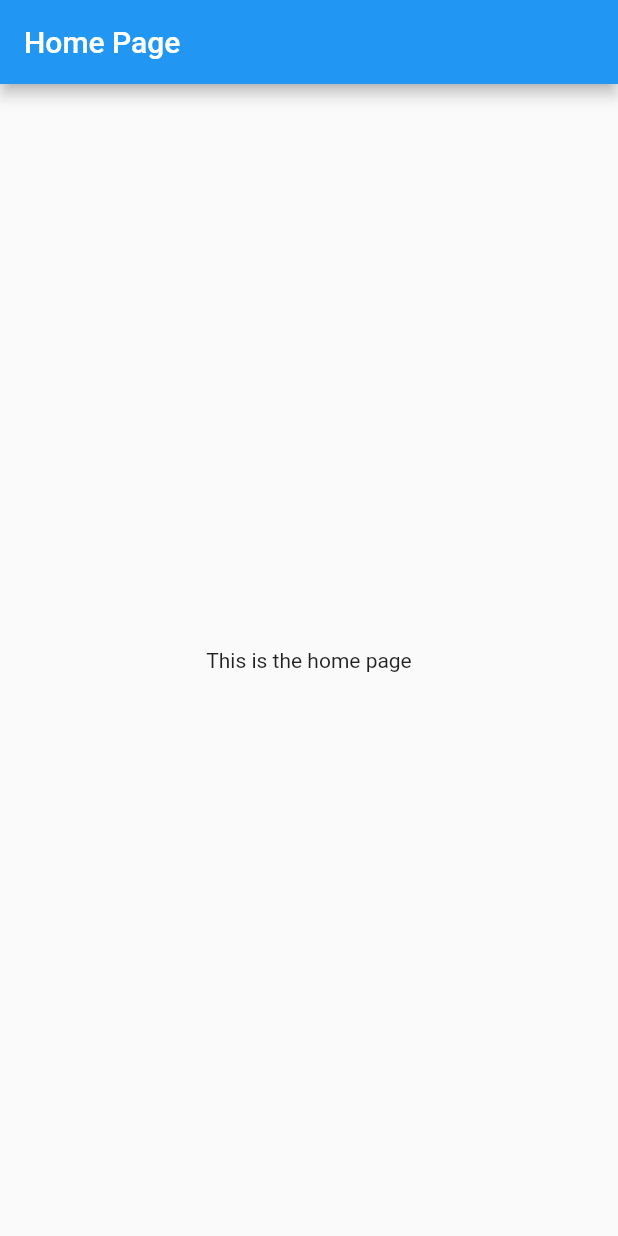
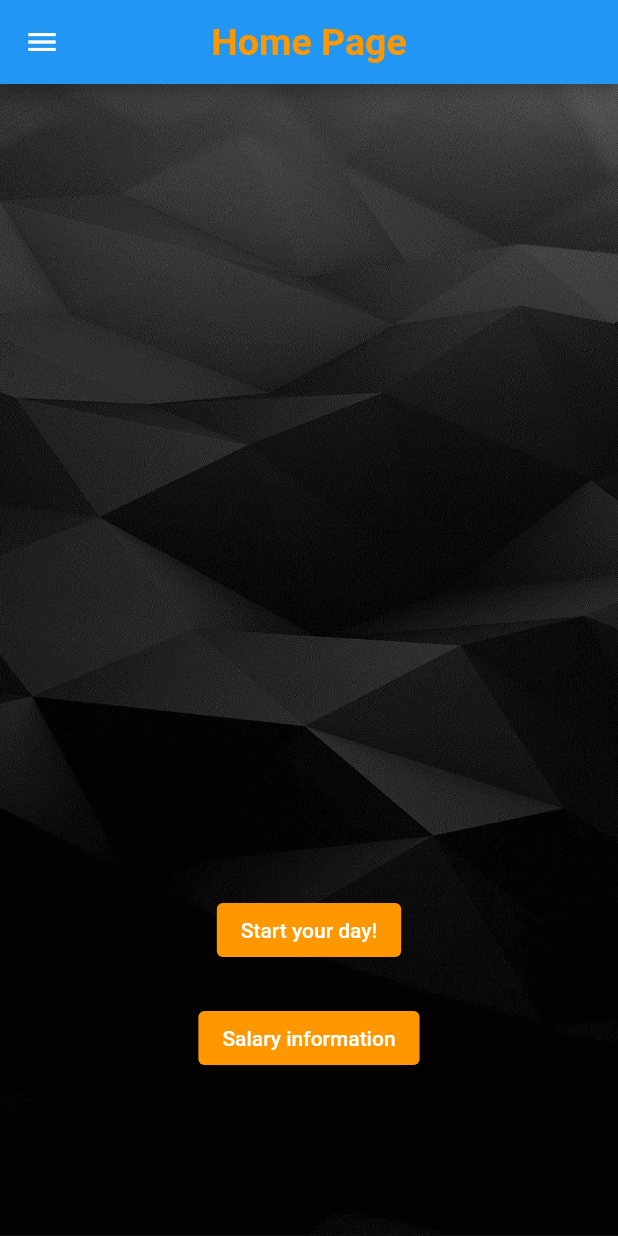
Before and after one commit to TVT21SPOMobiiliProjekti/MobiiliProjekti, a Flutter app: the screen it shows after launch, on a phone screen of 412 x 824 dp. Run offline on Flutter 3.47's test engine with Material 2 defaults, Android fonts, the phone set to English and light mode, and no system bars.

Commit message:
Homepage pohja

```diff
--- a/lib/pages/homepage.dart
+++ b/lib/pages/homepage.dart
@@ -1,4 +1,5 @@
 import 'package:flutter/material.dart';
+import '../utility/router.dart' as route;
 
 class HomePage extends StatelessWidget {
   const HomePage({Key? key}) : super(key: key);
@@ -8,14 +9,91 @@ class HomePage extends StatelessWidget {
     return Scaffold(
       appBar: AppBar(
         title: const Text('Home Page'),
+        centerTitle: true,
+        titleTextStyle: const TextStyle(
+          color: Colors.orange,
+          fontSize: 25,
+          fontWeight: FontWeight.bold,
+        ),
       ),
-      body: Center(
-        child: Column(
-          mainAxisAlignment: MainAxisAlignment.center,
-          children: const <Widget>[
-            Text('This is the home page'),
+      drawer: Drawer(
+        child: ListView(
+          padding: EdgeInsets.zero,
+          children: <Widget>[
+              DrawerHeader(
+              decoration: BoxDecoration(color: Colors.grey.shade700),
+              child: CircleAvatar(
+                radius: 50,
+                backgroundColor: Colors.grey.shade700,
+                backgroundImage: const AssetImage('assets/pfp_placeholder.jpg'),
+              ),
+              ),
+              ListTile(
+                leading: const Icon(Icons.home_rounded),
+                title: const Text('Home'),
+                onTap: () => Navigator.pushNamed(context, route.homePage),
+              ),
+              ListTile(
+                leading: const Icon(Icons.calendar_month_rounded),
+                title: const Text('Calendar'),
+                onTap: () => null//Navigator.pushNamed(context, route.calendarPage),
+              ),
+              ListTile(
+                leading: const Icon(Icons.message_rounded),
+                title: const Text('Messages'),
+                onTap: () => null//Navigator.pushNamed(context, route.messagePage),
+              ),
+              ListTile(
+                leading: const Icon(Icons.payment_rounded),
+                title: const Text('Salary information'),
+                onTap: () => null//Navigator.pushNamed(context, route.financePage),
+              ),
+              ListTile(
+                leading: const Icon(Icons.person_rounded),
+                title: const Text('Profile'),
+                onTap: () => null//Navigator.pushNamed(context, route.profilePage),
+              ),
+              ListTile(
+                leading: const Icon(Icons.settings_rounded),
+                title: const Text('Settings'),
+                onTap: () => null//Navigator.pushNamed(context, route.settingsPage),
+              ),
           ],
-        ),
+      ),
+      ),
+      body: Stack(
+        children: <Widget>[
+           Container(
+            width: MediaQuery.of(context).size.width,
+            height: MediaQuery.of(context).size.height,
+            decoration: const BoxDecoration(
+              image: DecorationImage(
+                image: AssetImage('assets/homepage_background.jpg'),
+                fit: BoxFit.cover,
+              ),
+            ),
+          ),
+          Align(
+            alignment: const Alignment(0, 0.5),
+            child:ElevatedButton(
+              style: ButtonStyle(
+                backgroundColor: MaterialStateProperty.all<Color>(Colors.orange),
+              ),
+              onPressed: () => null, //Navigator.pushNamed(context, route.calendarPage),
+              child: const Text('Start your day!'),
+            ),
+          ),
+           Align(
+              alignment: const Alignment(0, 0.7),
+              child: ElevatedButton(
+                style: ButtonStyle(
+                  backgroundColor: MaterialStateProperty.all<Color>(Colors.orange),
+                ),
+              onPressed: () => null, //Navigator.pushNamed(context, route.financePage),
+              child: const Text('Salary information'),
+            ),
+          ),
+        ],
       ),
     );
   }
```
Also changed, not shown: pubspec.yaml (+3 -6 lines), assets/homepage_background.jpg (added), assets/pfp_placeholder.jpg (added).
